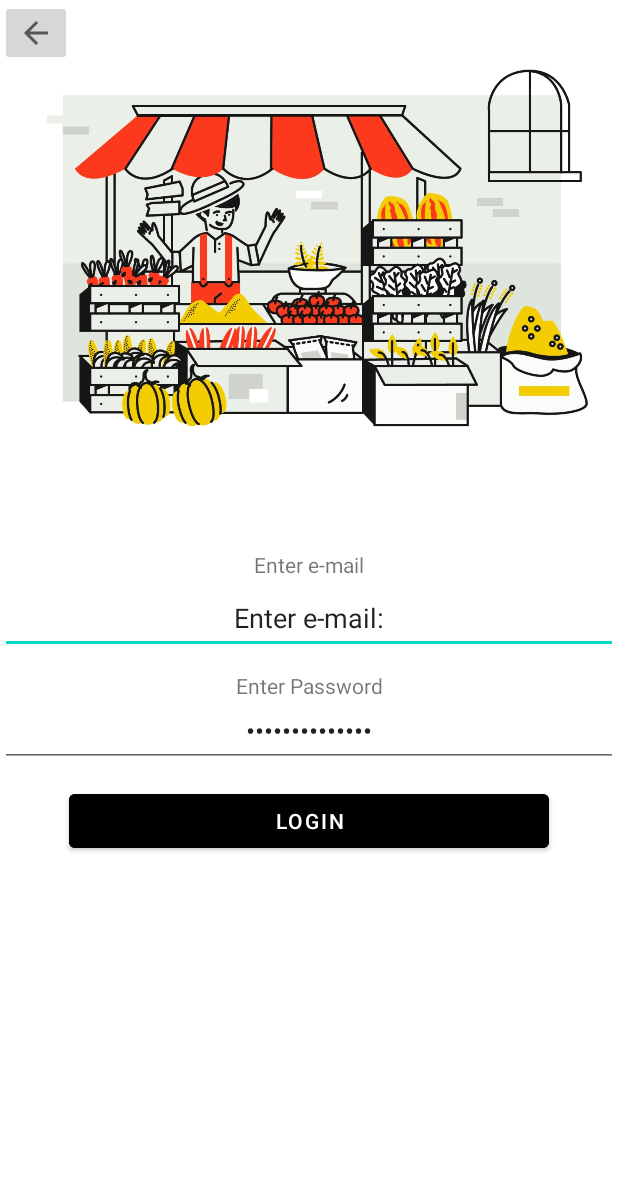
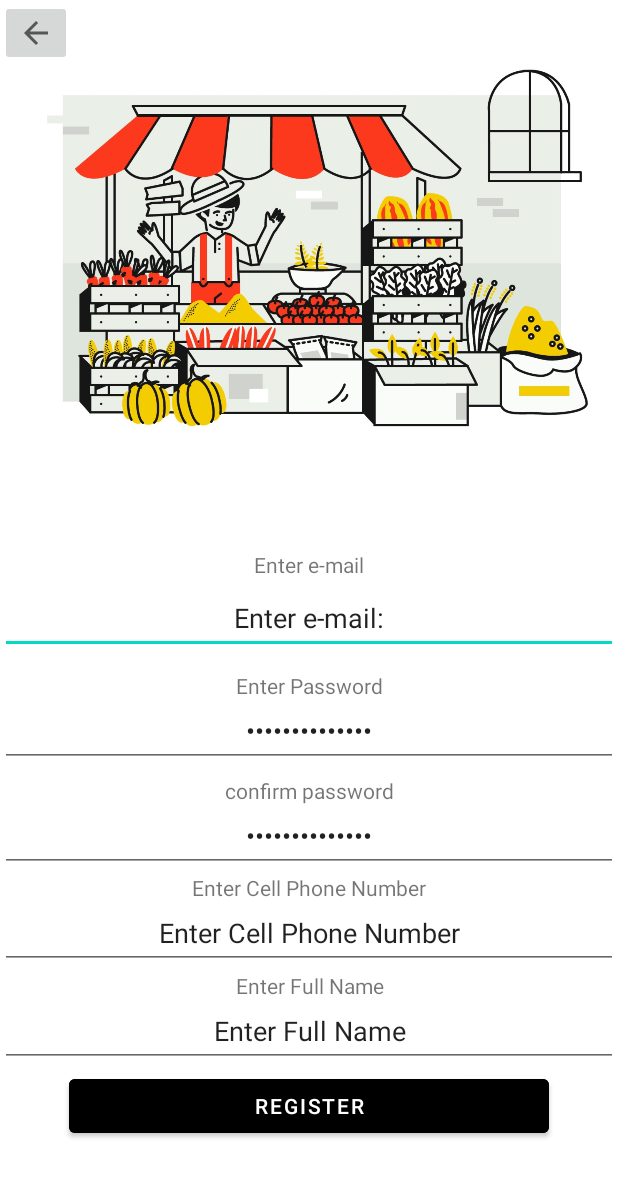
Before and after one commit to gonensel/telhaimarket, an Android app: the Register screen opened directly, with no data from a screen before it, on a phone screen of 412 x 824 dp. Shown: the top 1177 px of the screen. Run offline under Robolectric (Android 15) with nearby library versions, the phone set to English and light mode, and no system bars.

Commit message:
frontEnd Register screen activity version -- (Raz and Hadas)

```diff
--- a/app/src/main/AndroidManifest.xml
+++ b/app/src/main/AndroidManifest.xml
@@ -12,14 +12,14 @@
         <activity
             android:name=".NewPost"
             android:configChanges="orientation|keyboardHidden|screenSize"
-            android:exported="false"
+            android:exported="true"
             android:label="@string/title_activity_new_post"
             android:theme="@style/Theme.Telhaimarket.Fullscreen" />
         <activity
-            android:name=".Regisrer"
+            android:name=".Register"
             android:configChanges="orientation|keyboardHidden|screenSize"
-            android:exported="false"
-            android:label="@string/title_activity_regisrer"
+            android:exported="true"
+            android:label="@string/title_activity_register"
             android:theme="@style/Theme.Telhaimarket.Fullscreen" />
         <activity
             android:name=".Login"
--- a/app/src/main/java/com/example/telhaimarket/Regisrer.java
+++ b/app/src/main/java/com/example/telhaimarket/Register.java
@@ -12,14 +12,13 @@ import android.view.MotionEvent;
 import android.view.View;
 import android.view.WindowInsets;
 
-import com.example.telhaimarket.databinding.ActivityRegisrerBinding;
+import com.example.telhaimarket.databinding.ActivityRegisterBinding;
 
-
-public class Regisrer extends AppCompatActivity {
+public class Register extends AppCompatActivity {
     @Override
     protected void onCreate(Bundle savedInstanceState) {
         super.onCreate(savedInstanceState);
-        setContentView(R.layout.activity_login);
+        setContentView(R.layout.activity_register);
         getSupportActionBar().hide();
 
     }
--- a/app/src/main/res/layout/activity_regisrer.xml
+++ b/app/src/main/res/layout/activity_register.xml
@@ -6,7 +6,7 @@
     android:layout_height="match_parent"
     android:background="@color/white"
     android:theme="@style/ThemeOverlay.Telhaimarket.FullscreenContainer"
-    tools:context=".Login">
+    tools:context=".Register">
 
     <FrameLayout
         android:layout_width="match_parent"
--- a/app/src/main/res/values/strings.xml
+++ b/app/src/main/res/values/strings.xml
@@ -3,7 +3,7 @@
     <string name="title_activity_login">Login</string>
     <string name="dummy_button">Dummy Button</string>
     <string name="dummy_content">DUMMY\nCONTENT</string>
-    <string name="title_activity_regisrer">Regisrer</string>
+    <string name="title_activity_register">Register</string>
     <string name="title_activity_new_post">NewPost</string>
     <string name="back">back</string>
     <string name="back_button">back button</string>
```
